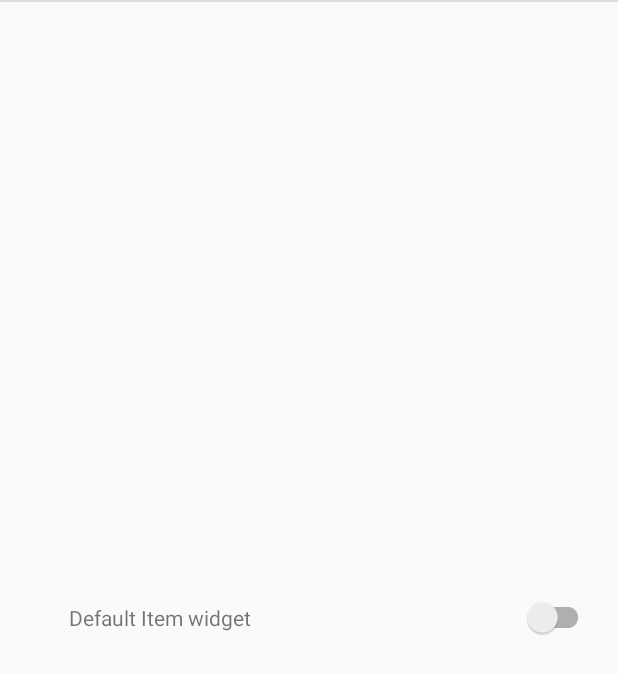
After one commit to Animansoubi/WeatherApp, an Android app: the layout item_menu_widget.xml on its own in the app's theme, with its tools: preview values and no code run, on a phone screen of 412 x 824 dp. The commit adds this screen. Shown: the top 674 px of the screen. Run offline under Robolectric (Android 15) with nearby library versions, the phone set to English and light mode, and no system bars.

Commit message:
Add custom item menu widget

```diff
--- /dev/null
+++ b/app/src/main/res/layout/item_menu_widget.xml
@@ -0,0 +1,22 @@
+<RelativeLayout xmlns:android="http://schemas.android.com/apk/res/android"
+    android:layout_width="match_parent"
+    android:layout_height="match_parent">
+
+    <ImageView
+        android:id="@+id/img_item_menu_widget"
+        style="@style/menuItemsImage" />
+
+    <TextView
+        android:id="@+id/tv_item_menu_widget"
+        style="@style/menuItemsText"
+        android:layout_toEndOf="@+id/img_item_menu_widget"
+        android:text="@string/default_item_widget" />
+
+    <androidx.appcompat.widget.SwitchCompat
+        android:id="@+id/sw_tem_menu_widget"
+        style="@style/menuItemsSwitch"
+        android:layout_toEndOf="@+id/tv_item_menu_widget"/>
+
+    <View style="@style/Divider"/>
+
+</RelativeLayout>
--- a/app/src/main/res/values/strings.xml
+++ b/app/src/main/res/values/strings.xml
@@ -13,4 +13,5 @@
     <string name="feedback_suggestion">Feedback and Suggestion</string>
     <string name="report_problem">Report problem</string>
     <string name="share">Share</string>
+    <string name="default_item_widget">Default Item widget</string>
 </resources>
```
Also changed, not shown: app/src/main/java/com/animan/weatherapp/ItemMenuWidget.kt (added, +57 -0 lines), app/src/main/res/values/style.xml (added, +8 -0 lines).
